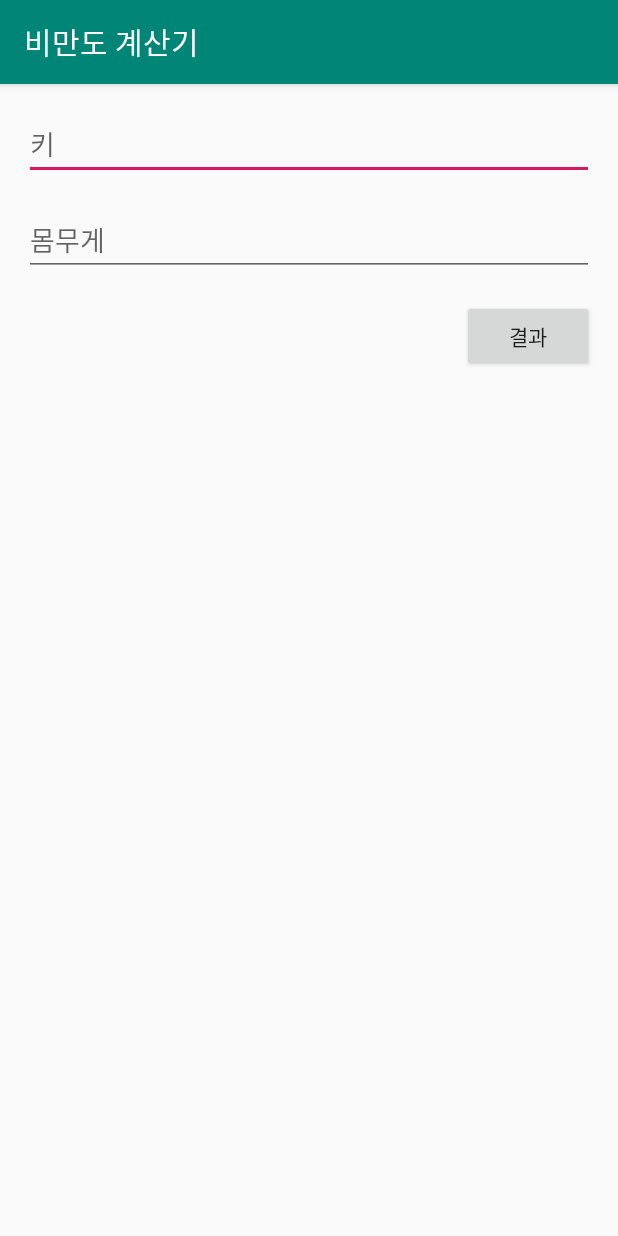
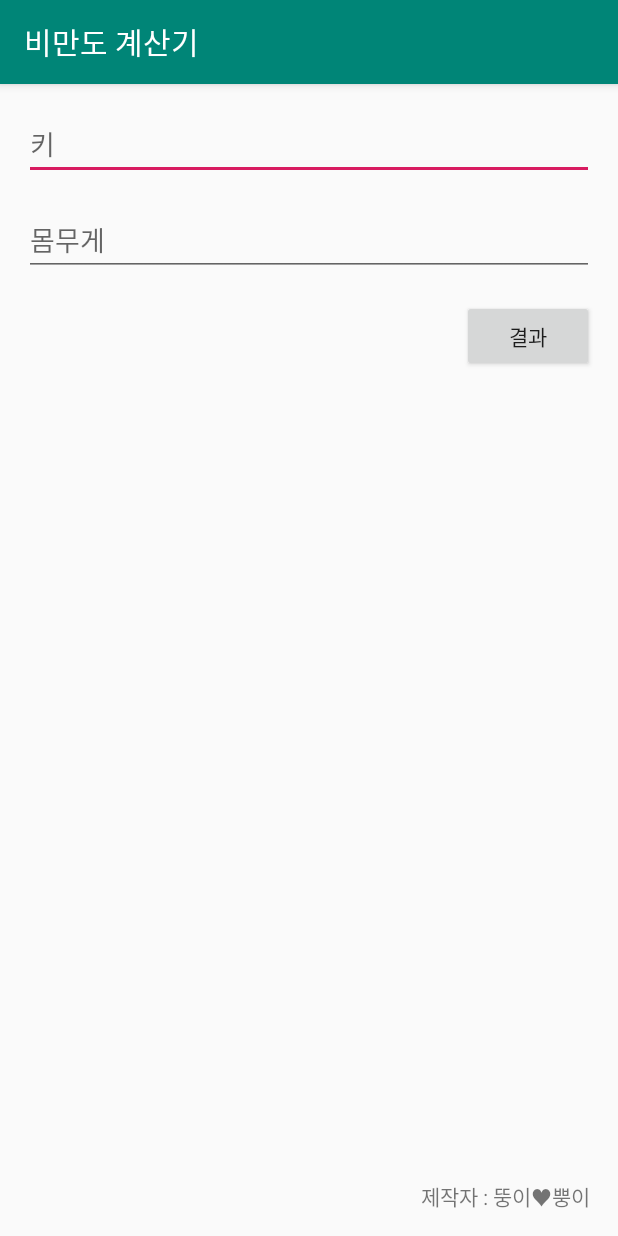
Before and after one commit to unique3552/PersonalStudy, an Android app: the screen it shows after launch (MainActivity), on a phone screen of 412 x 824 dp. Run offline under Robolectric (Android 15) with nearby library versions, the phone set to English and light mode, and no system bars.

Commit message:
히히
히히히

```diff
--- a/SurvivalCoding/BmiCalculator/app/src/main/res/layout/activity_main.xml
+++ b/SurvivalCoding/BmiCalculator/app/src/main/res/layout/activity_main.xml
@@ -31,4 +31,11 @@
             android:id="@+id/resultButton" android:layout_marginTop="16dp"
             app:layout_constraintTop_toBottomOf="@+id/weightEditText" app:layout_constraintEnd_toEndOf="parent"
             android:layout_marginEnd="16dp"/>
+    <TextView
+            android:text="제작자 : 뚱이♥뿡이"
+            android:layout_width="wrap_content"
+            android:layout_height="wrap_content"
+            android:id="@+id/textView" android:layout_marginEnd="16dp" app:layout_constraintEnd_toEndOf="parent"
+            app:layout_constraintBottom_toBottomOf="parent" android:layout_marginBottom="16dp"
+            app:layout_constraintStart_toStartOf="parent" android:layout_marginStart="277dp"/>
 </android.support.constraint.ConstraintLayout>
```
